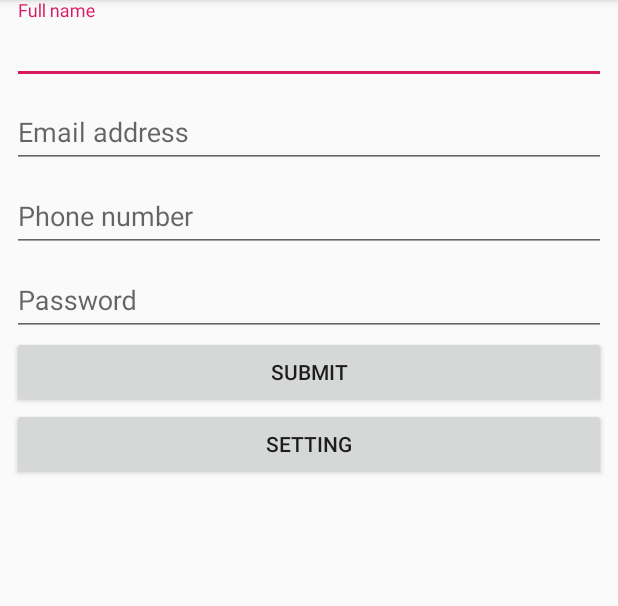
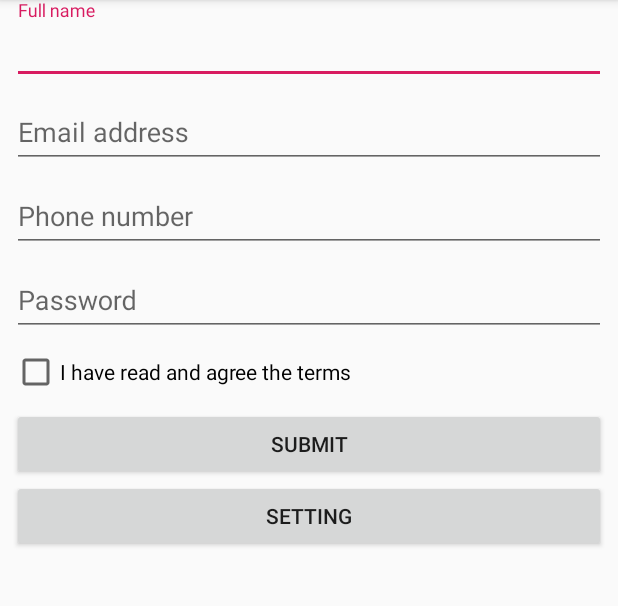
Before and after one commit to rizkyRosyidHidayat/android-localization, an Android app: the screen it shows after launch (MainActivity), on a phone screen of 412 x 824 dp, the part 84-690 px from its top. Run offline under Robolectric (Android 15) with nearby library versions, the phone set to English and light mode, and no system bars.

Commit message:
fix form

```diff
--- a/app/src/main/res/layout/activity_main.xml
+++ b/app/src/main/res/layout/activity_main.xml
@@ -48,6 +48,14 @@
             android:inputType="textPassword"/>
     </android.support.design.widget.TextInputLayout>
 
+
+    <CheckBox
+        android:id="@+id/checkBox"
+        android:layout_width="match_parent"
+        android:layout_height="wrap_content"
+        android:text="I have read and agree the terms"
+        android:layout_marginVertical="8dp"/>
+
     <Button
         android:id="@+id/btnSubmit"
         android:layout_width="match_parent"
```
